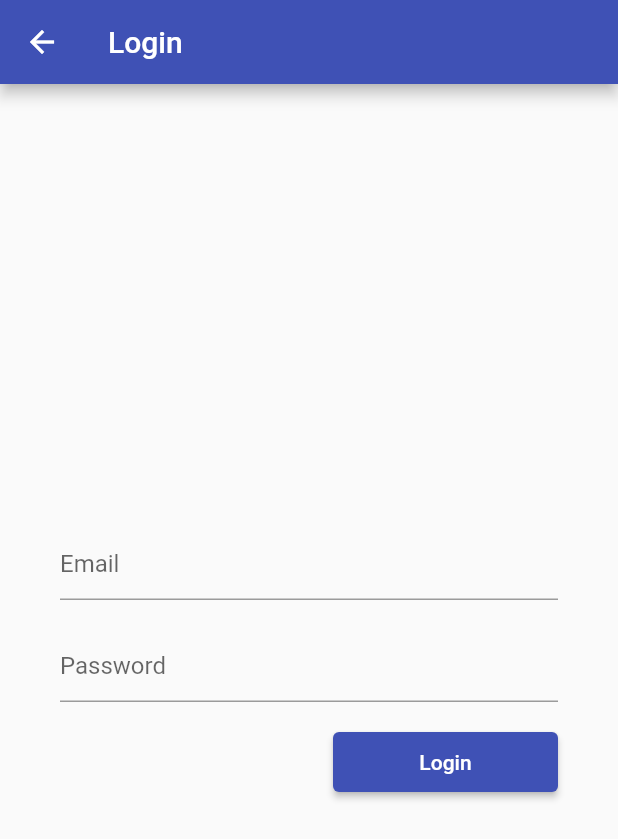
After one commit to saiefelgebali/dementia-tracker, a Flutter app: the screen it shows after launch, in the side drawer, after a tap on "Login", on a phone screen of 412 x 824 dp. The commit adds this screen. Shown: the top 839 px of the screen. Run offline on Flutter 3.47's test engine with Material 2 defaults, Android fonts, the phone set to English and light mode, and no system bars; our stand-ins replace flutter_bluetooth_serial.

Commit message:
ADDED: Mobile consuing api

```diff
--- a/mobile/lib/main.dart
+++ b/mobile/lib/main.dart
@@ -1,4 +1,5 @@
 import 'package:flutter/material.dart';
+import 'package:mobile/pages/login_page.dart';
 import 'package:provider/provider.dart';
 
 import './pages/device_list_page.dart';
@@ -26,6 +27,7 @@ class App extends StatelessWidget {
         DeviceListPage.routeName: (ctx) => const DeviceListPage(),
         ConnectionPage.routeName: (ctx) =>
             ConnectionPage(Provider.of<BluetoothProvider>(ctx)),
+        LoginPage.routeName: (ctx) => const LoginPage(),
       },
 
       // Debug
--- /dev/null
+++ b/mobile/lib/pages/login_page.dart
@@ -0,0 +1,78 @@
+import 'package:flutter/material.dart';
+import 'package:flutter/services.dart';
+import 'package:mobile/api.dart';
+
+class LoginPage extends StatefulWidget {
+  const LoginPage({Key? key}) : super(key: key);
+
+  static const routeName = "/login_page";
+
+  @override
+  _LoginPageState createState() => _LoginPageState();
+}
+
+class _LoginPageState extends State<LoginPage> {
+  var emailController = TextEditingController();
+  var passwordController = TextEditingController();
+
+  @override
+  Widget build(BuildContext context) {
+    return Scaffold(
+      appBar: AppBar(
+        title: const Text("Login"),
+      ),
+      body: Center(
+        child: Padding(
+          padding: const EdgeInsets.symmetric(horizontal: 40),
+          child: Column(
+            mainAxisSize: MainAxisSize.min,
+            children: [
+              // Username
+              TextField(
+                decoration: const InputDecoration(
+                  hintText: "Email",
+                ),
+                controller: emailController,
+              ),
+              const SizedBox(height: 20),
+
+              // Password
+              TextField(
+                decoration: const InputDecoration(
+                  hintText: "Password",
+                ),
+                obscureText: true,
+                enableSuggestions: false,
+                autocorrect: false,
+                controller: passwordController,
+              ),
+              const SizedBox(height: 20),
+
+              // Login button
+              Container(
+                alignment: Alignment.centerRight,
+                child: SizedBox(
+                  width: 150,
+                  height: 40,
+                  child: ElevatedButton(
+                    child: const Text("Login"),
+                    onPressed: () {
+                      final email = emailController.text;
+                      final password = passwordController.text;
+
+                      if (email.isEmpty || password.isEmpty) {
+                        return;
+                      }
+
+                      loginUser(email, password);
+                    },
+                  ),
+                ),
+              ),
+            ],
+          ),
+        ),
+      ),
+    );
+  }
+}
--- a/mobile/lib/widgets/app_drawer.dart
+++ b/mobile/lib/widgets/app_drawer.dart
@@ -1,4 +1,5 @@
 import 'package:flutter/material.dart';
+import 'package:mobile/pages/login_page.dart';
 import 'package:provider/provider.dart';
 
 import '../pages/device_list_page.dart';
@@ -17,6 +18,15 @@ class AppDrawer extends StatelessWidget {
             title: const Text("Drift"),
           ),
 
+          // Login page
+          ListTile(
+            leading: const Icon(Icons.bluetooth),
+            title: const Text("Login"),
+            onTap: () {
+              Navigator.of(context).pushNamed(LoginPage.routeName);
+            },
+          ),
+
           // Device list
           const Divider(),
           ListTile(
@@ -26,6 +36,8 @@ class AppDrawer extends StatelessWidget {
               Navigator.of(context).pushNamed(DeviceListPage.routeName);
             },
           ),
+
+          // Device connection
           Consumer<BluetoothProvider>(builder: (context, bluetooth, child) {
             var device = bluetooth.connectedDevice;
 
@@ -38,7 +50,7 @@ class AppDrawer extends StatelessWidget {
                 Navigator.of(context).pushNamed(ConnectionPage.routeName);
               },
             );
-          })
+          }),
         ],
       ),
     );
--- a/mobile/pubspec.yaml
+++ b/mobile/pubspec.yaml
@@ -36,6 +36,7 @@ dependencies:
   cupertino_icons: ^1.0.2
   flutter_bluetooth_serial: ^0.4.0
   provider: ^6.0.1
+  http: ^0.13.4
 
 dev_dependencies:
   flutter_test:
```
Also changed, not shown: mobile/lib/api.dart (added, +42 -0 lines), mobile/lib/pages/connection_page.dart (+11 -0 lines), mobile/pubspec.lock.
